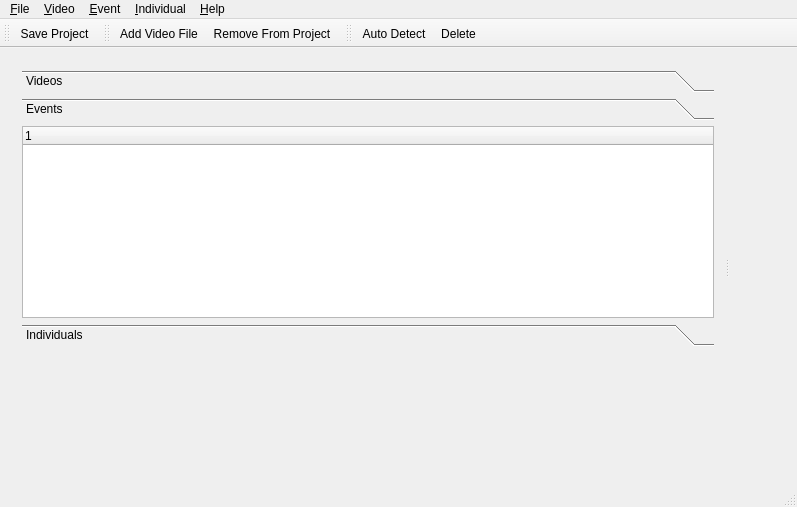
First picture: the form in application/gui/mainwindow.ui, repository BioFoV/BioFoV, before the edit.
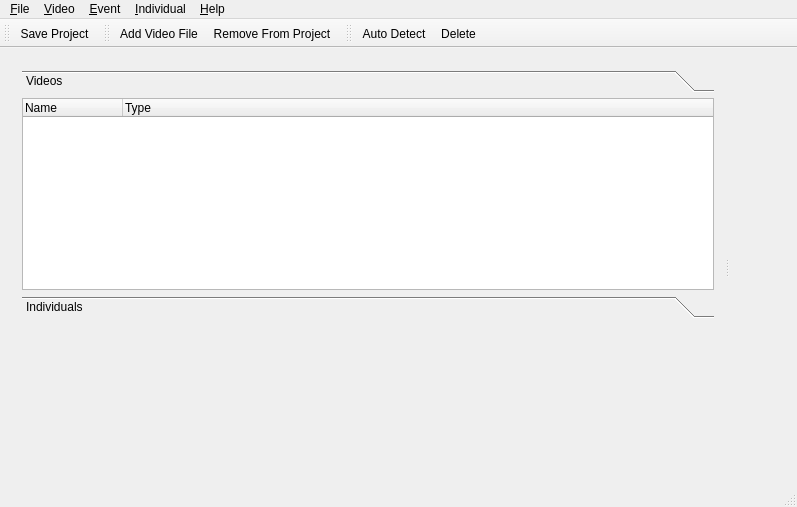
Second picture: the form after the edit. Custom widgets are drawn as their Qt base class.

Commit message: Set Video/Event TreeView titles and types

What changed in the file:
```diff
--- a/application/gui/mainwindow.ui
+++ b/application/gui/mainwindow.ui
@@ -25,7 +25,7 @@
         <item>
          <widget class="QToolBox" name="itemToolBox">
           <property name="currentIndex">
-           <number>1</number>
+           <number>0</number>
           </property>
           <widget class="QWidget" name="videoPage">
            <property name="geometry">
@@ -54,45 +54,17 @@
             </property>
             <item>
              <widget class="QTreeWidget" name="videoList">
+              <property name="columnCount">
+               <number>2</number>
+              </property>
               <column>
                <property name="text">
-                <string notr="true">1</string>
+                <string>Name</string>
                </property>
               </column>
-             </widget>
-            </item>
-           </layout>
-          </widget>
-          <widget class="QWidget" name="eventPage">
-           <property name="geometry">
-            <rect>
-             <x>0</x>
-             <y>0</y>
-             <width>769</width>
-             <height>192</height>
-            </rect>
-           </property>
-           <attribute name="label">
-            <string>Events</string>
-           </attribute>
-           <layout class="QVBoxLayout" name="verticalLayout_2">
-            <property name="leftMargin">
-             <number>0</number>
-            </property>
-            <property name="topMargin">
-             <number>0</number>
-            </property>
-            <property name="rightMargin">
-             <number>0</number>
-            </property>
-            <property name="bottomMargin">
-             <number>0</number>
-            </property>
-            <item>
-             <widget class="QTreeWidget" name="eventList">
               <column>
                <property name="text">
-                <string notr="true">1</string>
+                <string>Type</string>
                </property>
               </column>
              </widget>
```
The commit also changes 2 other files.
